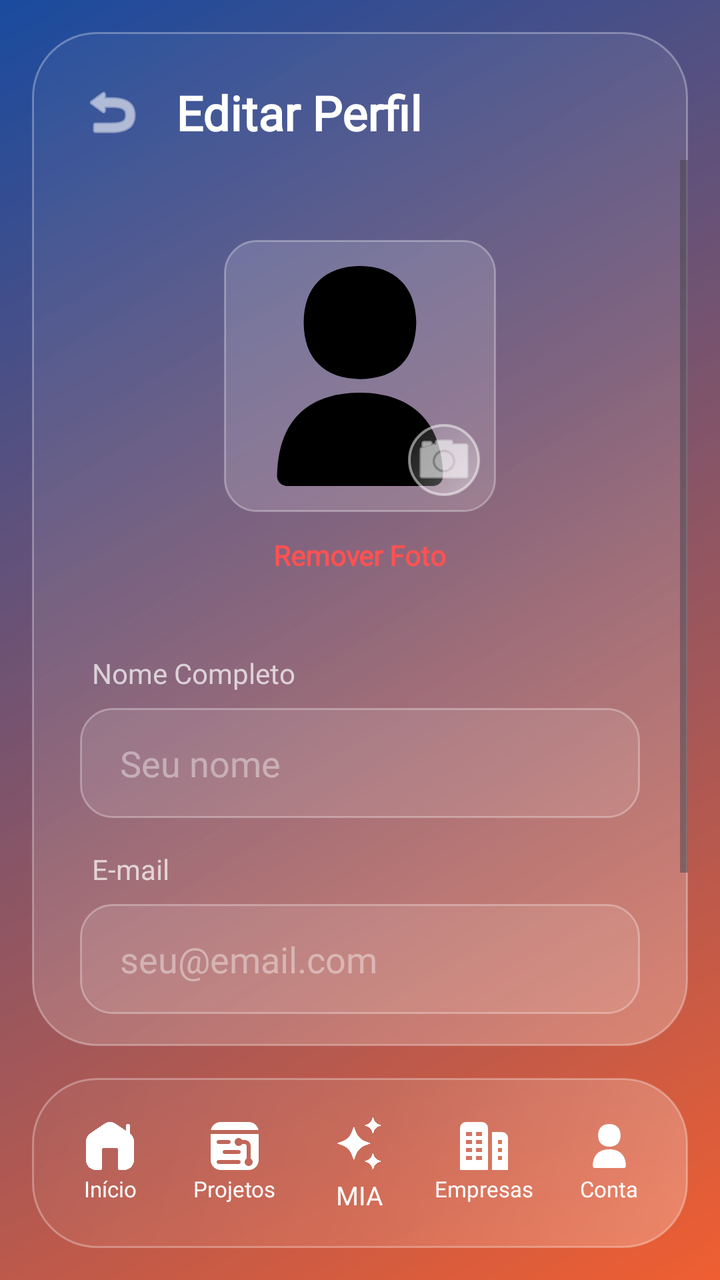
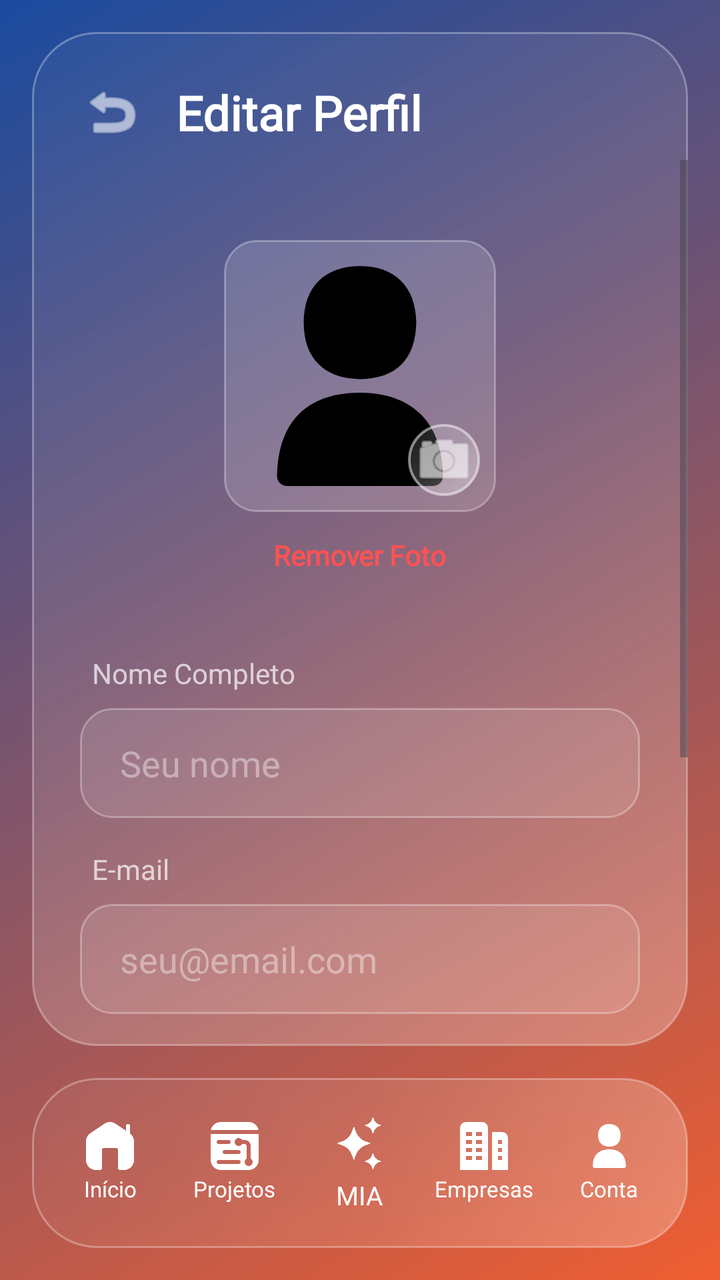

An Android layout rendered at two revisions. The XML below is the earlier revision; the diff shows what the commit changed to produce the second picture.
<!-- AndroidManifest.xml: application theme Theme.DSPI_APP -->
<!-- res/layout/activity_perfil.xml -->
<?xml version="1.0" encoding="utf-8"?>
<androidx.constraintlayout.widget.ConstraintLayout
    xmlns:android="http://schemas.android.com/apk/res/android"
    xmlns:app="http://schemas.android.com/apk/res-auto"
    android:id="@+id/mainLayout"
    android:layout_width="match_parent"
    android:layout_height="match_parent"
    android:background="@drawable/bg_gradient">

    <androidx.constraintlayout.widget.ConstraintLayout
        android:id="@+id/glassContainer"
        android:layout_width="0dp"
        android:layout_height="0dp"
        android:layout_margin="16dp"
        android:background="@drawable/bg_glass"
        app:layout_constraintTop_toTopOf="parent"
        app:layout_constraintBottom_toTopOf="@+id/bottomNavigationContainer"
        app:layout_constraintStart_toStartOf="parent"
        app:layout_constraintEnd_toEndOf="parent">

        <ImageButton
            android:id="@+id/btnBack"
            android:layout_width="48dp"
            android:layout_height="48dp"
            android:layout_margin="16dp"
            android:background="?attr/selectableItemBackgroundBorderless"
            android:src="@android:drawable/ic_menu_revert"
            app:tint="#FFFFFF"
            app:layout_constraintTop_toTopOf="parent"
            app:layout_constraintStart_toStartOf="parent" />

        <TextView
            android:id="@+id/txtTitle"
            android:layout_width="wrap_content"
            android:layout_height="wrap_content"
            android:text="Editar Perfil"
            android:textColor="#FFFFFF"
            android:textSize="24sp"
            android:fontFamily="@font/neo_sans"
            android:textStyle="bold"
            app:layout_constraintTop_toTopOf="@id/btnBack"
            app:layout_constraintBottom_toBottomOf="@id/btnBack"
            app:layout_constraintStart_toEndOf="@id/btnBack"
            android:layout_marginStart="8dp"/>

        <ScrollView
            android:layout_width="match_parent"
            android:layout_height="0dp"
            android:fillViewport="true"
            app:layout_constraintTop_toBottomOf="@id/btnBack"
            app:layout_constraintBottom_toBottomOf="parent">

            <LinearLayout
                android:layout_width="match_parent"
                android:layout_height="wrap_content"
                android:orientation="vertical"
                android:padding="24dp"
                android:gravity="center_horizontal">

                <FrameLayout
                    android:layout_width="136dp"
                    android:layout_height="136dp"
                    android:layout_marginTop="16dp"
                    android:background="@drawable/bg_moldura_foto"
                    android:padding="8dp">

                    <ImageView
                        android:id="@+id/imgPerfil"
                        android:layout_width="match_parent"
                        android:layout_height="match_parent"
                        android:src="@drawable/ic_conta"
                        android:scaleType="centerCrop" />

                    <ImageButton
                        android:id="@+id/btnAlterarFoto"
                        android:layout_width="36dp"
                        android:layout_height="36dp"
                        android:layout_gravity="bottom|end"
                        android:background="@drawable/bg_active_bubble"
                        android:src="@android:drawable/ic_menu_camera"
                        app:tint="#FFFFFF"
                        android:elevation="4dp"/>
                </FrameLayout>

                <TextView
                    android:id="@+id/btnRemoverFoto"
                    android:layout_width="wrap_content"
                    android:layout_height="wrap_content"
                    android:text="Remover Foto"
                    android:textColor="#FF5252"
                    android:textSize="14sp"
                    android:textStyle="bold"
                    android:fontFamily="@font/neo_sans"
                    android:padding="8dp"
                    android:layout_marginTop="4dp"
                    android:background="?attr/selectableItemBackground"
                    android:clickable="true"
                    android:focusable="true"/>

                <TextView
                    android:layout_width="match_parent"
                    android:layout_height="wrap_content"
                    android:text="Nome Completo"
                    android:textColor="#B3FFFFFF"
                    android:textSize="14sp"
                    android:layout_marginTop="32dp"
                    android:layout_marginStart="4dp"/>

                <EditText
                    android:id="@+id/inputNome"
                    android:layout_width="match_parent"
                    android:layout_height="55dp"
                    android:layout_marginTop="8dp"
                    android:background="@drawable/bg_input_glass"
                    android:hint="Seu nome"
                    android:textColorHint="#66FFFFFF"
                    android:textColor="#FFFFFF"
                    android:paddingHorizontal="20dp"
                    android:inputType="textPersonName"
                    android:fontFamily="@font/neo_sans" />

                <TextView
                    android:layout_width="match_parent"
                    android:layout_height="wrap_content"
                    android:text="E-mail"
                    android:textColor="#B3FFFFFF"
                    android:textSize="14sp"
                    android:layout_marginTop="16dp"
                    android:layout_marginStart="4dp"/>

                <EditText
                    android:id="@+id/inputEmail"
                    android:layout_width="match_parent"
                    android:layout_height="55dp"
                    android:layout_marginTop="8dp"
                    android:background="@drawable/bg_input_glass"
                    android:hint="seu@email.com"
                    android:textColorHint="#66FFFFFF"
                    android:textColor="#FFFFFF"
                    android:paddingHorizontal="20dp"
                    android:inputType="textEmailAddress"
                    android:fontFamily="@font/neo_sans" />

                
                <LinearLayout
                    android:id="@+id/containerEmpresa"
                    android:layout_width="match_parent"
                    android:layout_height="wrap_content"
                    android:orientation="vertical"
                    android:visibility="gone">

                    <EditText
                        android:id="@+id/editCnpj"
                        android:layout_width="match_parent"
                        android:layout_height="50dp"
                        android:layout_marginTop="12dp"
                        android:background="@drawable/bg_input_glass"
                        android:hint="CNPJ"
                        android:inputType="number"
                        android:padding="12dp"
                        android:textColorHint="#A0A0A0" />

                    <EditText
                        android:id="@+id/editSetor"
                        android:layout_width="match_parent"
                        android:layout_height="50dp"
                        android:layout_marginTop="12dp"
                        android:background="@drawable/bg_input_glass"
                        android:hint="Setor de Atuação"
                        android:inputType="text"
                        android:padding="12dp"
                        android:textColorHint="#A0A0A0" />

                    <EditText
                        android:id="@+id/editTelefone"
                        android:layout_width="match_parent"
                        android:layout_height="50dp"
                        android:layout_marginTop="12dp"
                        android:background="@drawable/bg_input_glass"
                        android:hint="Telefone de Contato"
                        android:inputType="phone"
                        android:padding="12dp"
                        android:textColorHint="#A0A0A0" />

                    <EditText
                        android:id="@+id/editEndereco"
                        android:layout_width="match_parent"
                        android:layout_height="50dp"
                        android:layout_marginTop="12dp"
                        android:background="@drawable/bg_input_glass"
                        android:hint="Endereço Completo"
                        android:inputType="textPostalAddress"
                        android:padding="12dp"
                        android:textColorHint="#A0A0A0" />

                    <EditText
                        android:id="@+id/editDescricao"
                        android:layout_width="match_parent"
                        android:layout_height="100dp"
                        android:layout_marginTop="12dp"
                        android:background="@drawable/bg_input_glass"
                        android:gravity="top|start"
                        android:hint="Descrição da Empresa"
                        android:inputType="textMultiLine"
                        android:padding="12dp"
                        android:textColorHint="#A0A0A0" />

                </LinearLayout>

                <androidx.appcompat.widget.AppCompatButton
                    android:id="@+id/btnSalvar"
                    android:layout_width="match_parent"
                    android:layout_height="60dp"
                    android:layout_marginTop="40dp"
                    android:background="@drawable/bg_button_login"
                    android:text="SALVAR ALTERAÇÕES"
                    android:textColor="#FFFFFF"
                    android:textSize="16sp"
                    android:textStyle="bold"
                    android:fontFamily="@font/neo_sans" />

            </LinearLayout>


        </ScrollView>
    </androidx.constraintlayout.widget.ConstraintLayout>

    <include
        layout="@layout/bottom_nav"
        android:id="@+id/bottomNavigationContainer"
        android:layout_width="0dp"
        android:layout_height="85dp"
        android:layout_marginHorizontal="16dp"
        android:layout_marginBottom="16dp"
        app:layout_constraintBottom_toBottomOf="parent"
        app:layout_constraintStart_toStartOf="parent"
        app:layout_constraintEnd_toEndOf="parent" />

</androidx.constraintlayout.widget.ConstraintLayout>
<!-- res/layout/bottom_nav.xml (included above) -->
<?xml version="1.0" encoding="utf-8"?>
<FrameLayout
    xmlns:android="http://schemas.android.com/apk/res/android"
    xmlns:app="http://schemas.android.com/apk/res-auto"
    android:id="@+id/bottomNavigationContainer"
    android:layout_width="match_parent"
    android:layout_height="85dp"
    android:background="@drawable/bg_glass"
    android:paddingHorizontal="8dp"
    android:paddingVertical="8dp">

    <View android:id="@+id/activeBubble" android:layout_width="0dp" android:layout_height="match_parent" android:background="@drawable/bg_active_bubble" />

    <LinearLayout android:id="@+id/bottomNavLayout" android:layout_width="match_parent" android:layout_height="match_parent" android:orientation="horizontal" android:gravity="center">

        <LinearLayout android:id="@+id/btnInicio" android:layout_width="0dp" android:layout_height="match_parent" android:layout_weight="1" android:orientation="vertical" android:gravity="center" android:background="?attr/selectableItemBackgroundBorderless">
            <ImageView android:layout_width="24dp" android:layout_height="24dp" android:src="@drawable/ic_inicio" app:tint="#FFFFFF" />
            <TextView android:layout_width="wrap_content" android:layout_height="wrap_content" android:text="Início" android:textColor="#FFFFFF" android:textSize="11sp" android:fontFamily="@font/neo_sans" android:layout_marginTop="2dp"/>
        </LinearLayout>

        <LinearLayout android:id="@+id/btnProjetos" android:layout_width="0dp" android:layout_height="match_parent" android:layout_weight="1" android:orientation="vertical" android:gravity="center" android:background="?attr/selectableItemBackgroundBorderless">
            <ImageView android:layout_width="24dp" android:layout_height="24dp" android:src="@drawable/ic_projetos" app:tint="#FFFFFF" />
            <TextView android:layout_width="wrap_content" android:layout_height="wrap_content" android:text="Projetos" android:textColor="#FFFFFF" android:textSize="11sp" android:fontFamily="@font/neo_sans" android:layout_marginTop="2dp"/>
        </LinearLayout>

        <LinearLayout android:id="@+id/btnNai" android:layout_width="0dp" android:layout_height="match_parent" android:layout_weight="1" android:orientation="vertical" android:gravity="center" android:background="?attr/selectableItemBackgroundBorderless">
            <ImageView android:layout_width="30dp" android:layout_height="30dp" android:src="@drawable/ic_mia" />
            <TextView android:layout_width="wrap_content" android:layout_height="wrap_content" android:text="MIA" android:textColor="#FFFFFF" android:textSize="13sp" android:fontFamily="@font/neo_sans" android:layout_marginTop="2dp"/>
        </LinearLayout>

        <LinearLayout android:id="@+id/btnEmpresas" android:layout_width="0dp" android:layout_height="match_parent" android:layout_weight="1" android:orientation="vertical" android:gravity="center" android:background="?attr/selectableItemBackgroundBorderless">
            <ImageView android:layout_width="24dp" android:layout_height="24dp" android:src="@drawable/ic_empresas" app:tint="#FFFFFF" />
            <TextView android:layout_width="wrap_content" android:layout_height="wrap_content" android:text="Empresas" android:textColor="#FFFFFF" android:textSize="11sp" android:fontFamily="@font/neo_sans" android:layout_marginTop="2dp"/>
        </LinearLayout>

        <LinearLayout android:id="@+id/btnConta" android:layout_width="0dp" android:layout_height="match_parent" android:layout_weight="1" android:orientation="vertical" android:gravity="center" android:background="?attr/selectableItemBackgroundBorderless">
            <ImageView android:layout_width="24dp" android:layout_height="24dp" android:src="@drawable/ic_conta" app:tint="#FFFFFF" />
            <TextView android:layout_width="wrap_content" android:layout_height="wrap_content" android:text="Conta" android:textColor="#FFFFFF" android:textSize="11sp" android:fontFamily="@font/neo_sans" android:layout_marginTop="2dp"/>
        </LinearLayout>

    </LinearLayout>
</FrameLayout>
<!-- resources referenced by this layout -->
<resources>
  <!-- drawable bg_active_bubble (drawable) -->
  <?xml version="1.0" encoding="utf-8"?>
  <shape xmlns:android="http://schemas.android.com/apk/res/android">
      <gradient
          android:angle="135"
          android:startColor="#66FFFFFF"
          android:centerColor="#33FFFFFF"
          android:endColor="#1AFFFFFF"
          android:type="linear" />
      <corners android:radius="20dp" />
      <stroke
          android:width="1.2dp"
          android:color="#80FFFFFF" />
  </shape>
  <!-- drawable bg_button_login (drawable) -->
  <?xml version="1.0" encoding="utf-8"?>
  <shape xmlns:android="http://schemas.android.com/apk/res/android">
      <gradient
          android:angle="135"
          android:startColor="#66FFFFFF"
          android:endColor="#1AFFFFFF"
          android:type="linear" />
      <corners android:radius="16dp" />
      <stroke
          android:width="1.5dp"
          android:color="#B3FFFFFF" />
  </shape>
  <!-- drawable bg_glass (drawable) -->
  <?xml version="1.0" encoding="utf-8"?>
  <shape xmlns:android="http://schemas.android.com/apk/res/android">
      <gradient
          android:angle="135"
          android:startColor="#40FFFFFF"
          android:centerColor="#1AFFFFFF"
          android:endColor="#0AFFFFFF"
          android:type="linear" />
  
      <corners android:radius="32dp" />
  
      <stroke
          android:width="1dp"
          android:color="#4DFFFFFF" />
  </shape>
  <!-- drawable bg_gradient (drawable) -->
  <?xml version="1.0" encoding="utf-8"?>
  <shape xmlns:android="http://schemas.android.com/apk/res/android">
      <gradient
          android:angle="135"
          android:startColor="#ef5e31" android:endColor="#1a4b9f" android:type="linear" />
  </shape>
  <!-- drawable bg_input_glass (drawable) -->
  <?xml version="1.0" encoding="utf-8"?>
  <shape xmlns:android="http://schemas.android.com/apk/res/android">
      <solid android:color="#1AFFFFFF" />
      <corners android:radius="16dp" />
      <stroke
          android:width="1dp"
          android:color="#4DFFFFFF" />
  </shape>
  <!-- drawable bg_moldura_foto (drawable) -->
  <?xml version="1.0" encoding="utf-8"?>
  <shape xmlns:android="http://schemas.android.com/apk/res/android" android:shape="rectangle">
      
      <solid android:color="#26FFFFFF" />
      
      <corners android:radius="16dp" />
      
      <stroke android:width="1dp" android:color="#4DFFFFFF" />
  </shape>
  <!-- drawable ic_empresas (drawable) -->
  <vector xmlns:android="http://schemas.android.com/apk/res/android"
      android:width="512dp"
      android:height="512dp"
      android:viewportWidth="24"
      android:viewportHeight="24">
    <path
        android:fillColor="#FF000000"
        android:pathData="m11,0h-8a3,3 0,0 0,-3 3v21h14v-21a3,3 0,0 0,-3 -3zM6,19h-3v-2h3zM6,15h-3v-2h3zM6,11h-3v-2h3zM6,7h-3v-2h3zM11,19h-3v-2h3zM11,15h-3v-2h3zM11,11h-3v-2h3zM11,7h-3v-2h3zM21,5h-5v19h8v-16a3,3 0,0 0,-3 -3zM21,19h-2v-2h2zM21,15h-2v-2h2zM21,11h-2v-2h2z"/>
  </vector>
  <!-- drawable ic_inicio (drawable) -->
  <vector xmlns:android="http://schemas.android.com/apk/res/android"
      android:width="512dp"
      android:height="512dp"
      android:viewportWidth="24"
      android:viewportHeight="24">
    <path
        android:fillColor="#FF000000"
        android:pathData="M22,5.724V2c0,-0.552 -0.447,-1 -1,-1s-1,0.448 -1,1v2.366L14.797,0.855c-1.699,-1.146 -3.895,-1.146 -5.594,0L2.203,5.579c-1.379,0.931 -2.203,2.48 -2.203,4.145v9.276c0,2.757 2.243,5 5,5h2c0.553,0 1,-0.448 1,-1V14c0,-0.551 0.448,-1 1,-1h6c0.552,0 1,0.449 1,1v9c0,0.552 0.447,1 1,1h2c2.757,0 5,-2.243 5,-5V9.724c0,-1.581 -0.744,-3.058 -2,-4Z"/>
  </vector>
  <style name="Theme.DSPI_APP" parent="Base.Theme.DSPI_APP" />
  <style name="Base.Theme.DSPI_APP" parent="Theme.Material3.DayNight.NoActionBar">
      </style>
  <!-- unchanged entries left out for length: 3 -->
</resources>

<!-- the commit's change to res/layout/activity_perfil.xml (unified diff, before → after) -->
@@ -207,6 +207,47 @@
 
                 </LinearLayout>
 
+                <TextView
+                    android:id="@+id/labelSenha"
+                    android:layout_width="match_parent"
+                    android:layout_height="wrap_content"
+                    android:text="Alterar Senha"
+                    android:textColor="#B3FFFFFF"
+                    android:textSize="14sp"
+                    android:layout_marginTop="24dp"
+                    android:layout_marginStart="4dp"
+                    android:fontFamily="@font/neo_sans" />
+
+                <FrameLayout
+                    android:layout_width="match_parent"
+                    android:layout_height="55dp"
+                    android:layout_marginTop="8dp">
+
+                    <EditText
+                        android:id="@+id/editTextTextPassword"
+                        android:layout_width="match_parent"
+                        android:layout_height="match_parent"
+                        android:background="@drawable/bg_input_glass"
+                        android:hint="Sua nova senha"
+                        android:textColorHint="#66FFFFFF"
+                        android:textColor="#FFFFFF"
+                        android:paddingStart="20dp"
+                        android:paddingEnd="50dp"
+                        android:inputType="textPassword"
+                        android:fontFamily="@font/neo_sans" />
+
+                    <ImageButton
+                        android:id="@+id/btnVerSenha"
+                        android:layout_width="48dp"
+                        android:layout_height="match_parent"
+                        android:layout_gravity="end|center_vertical"
+                        android:background="?attr/selectableItemBackgroundBorderless"
+                        android:src="@android:drawable/ic_menu_view"
+                        app:tint="#B3FFFFFF"
+                        android:padding="12dp"
+                        android:scaleType="centerInside" />
+                </FrameLayout>
+
                 <androidx.appcompat.widget.AppCompatButton
                     android:id="@+id/btnSalvar"
                     android:layout_width="match_parent"
@@ -218,6 +259,19 @@
                     android:textSize="16sp"
                     android:textStyle="bold"
                     android:fontFamily="@font/neo_sans" />
+
+                <androidx.appcompat.widget.AppCompatButton
+                    android:id="@+id/btnVerificarCurriculo"
+                    android:layout_width="match_parent"
+                    android:layout_height="60dp"
+                    android:layout_marginTop="16dp"
+                    android:background="@drawable/bg_input_glass"
+                    android:text="GERAR CURRÍCULO PROFISSIONAL"
+                    android:textColor="#FFFFFF"
+                    android:textSize="14sp"
+                    android:textStyle="bold"
+                    android:fontFamily="@font/neo_sans"
+                    android:visibility="gone" /> 
 
             </LinearLayout>
 
